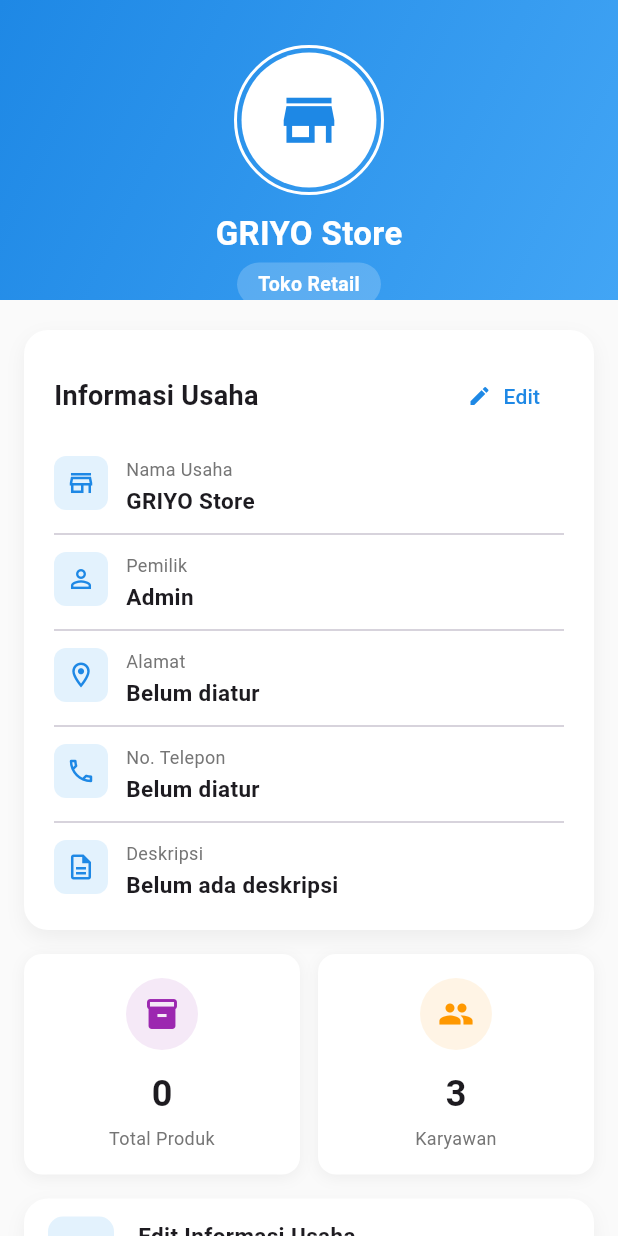
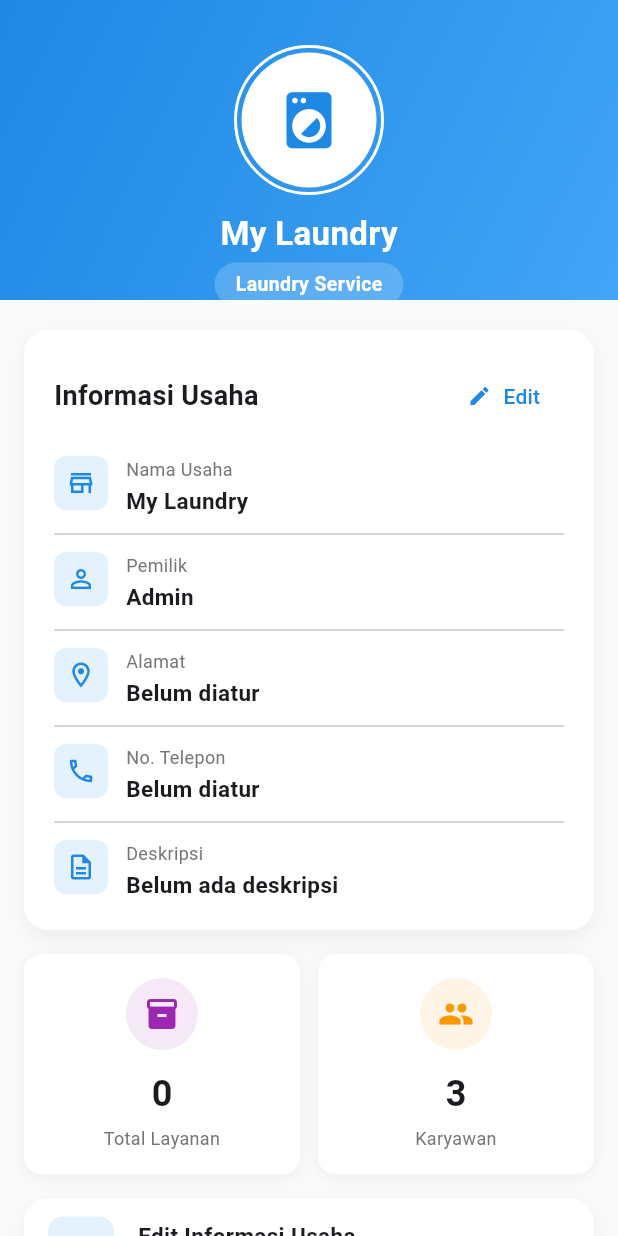
Before and after one commit to fawwazmw/cashier-app, a Flutter app: the ProfilPage screen opened directly, after a tap on "Usahaku", on a phone screen of 412 x 824 dp. Run offline on Flutter 3.47's test engine with Material 3 defaults, Android fonts, the phone set to English and light mode, and no system bars; our stand-ins replace shared_preferences, webview_flutter; accounts and stored records are empty; network calls fail; Roboto replaces fonts that are missing (Arial).

Commit message:
Rebrand UI to Laundry POS
- Changed app title to Laundry POS
- Updated all UI text from 'Produk' to 'Layanan'
- Replaced Store icons with Local Laundry Service icons
- Updated branding colors to green accent
- Updated Android label
- Kept package name and internal structure unchanged

```diff
--- a/lib/edit_produk_page.dart
+++ b/lib/edit_produk_page.dart
@@ -8,7 +8,7 @@ class EditProdukPage extends StatelessWidget {
   Widget build(BuildContext context) {
     return Scaffold(
       appBar: AppBar(
-        title: const Text("Edit Produk", style: TextStyle(color: Colors.black, fontWeight: FontWeight.bold)),
+        title: const Text("Edit Layanan", style: TextStyle(color: Colors.black, fontWeight: FontWeight.bold)),
         backgroundColor: Colors.white,
         elevation: 0,
         leading: IconButton(
@@ -27,7 +27,7 @@ class EditProdukPage extends StatelessWidget {
                 child: Column(
                   crossAxisAlignment: CrossAxisAlignment.start,
                   children: [
-            const Text("Nama Produk", style: TextStyle(fontWeight: FontWeight.bold)),
+            const Text("Nama Layanan", style: TextStyle(fontWeight: FontWeight.bold)),
             const TextField(decoration: InputDecoration(hintText: "Cola Coca")),
 
             const SizedBox(height: 16),
--- a/lib/home_page.dart
+++ b/lib/home_page.dart
@@ -116,7 +116,7 @@ class _HomePageState extends State<HomePage> with SingleTickerProviderStateMixin
                       TextSpan(
                         children: [
                           TextSpan(
-                            text: "GRIYO ",
+                            text: "LAUNDRY ",
                             style: TextStyle(
                               fontSize: 24,
                               fontWeight: FontWeight.bold,
@@ -129,7 +129,7 @@ class _HomePageState extends State<HomePage> with SingleTickerProviderStateMixin
                             style: TextStyle(
                               fontSize: 24,
                               fontWeight: FontWeight.bold,
-                              color: Colors.red,
+                              color: Color(0xFF4CAF50),
                               letterSpacing: 1,
                             ),
                           ),
@@ -275,7 +275,7 @@ class _HomePageState extends State<HomePage> with SingleTickerProviderStateMixin
                       Expanded(
                         child: _buildStatCard(
                           icon: Icons.inventory_2,
-                          title: 'Total Produk',
+                          title: 'Total Layanan',
                           value: '$totalProducts',
                           color: Colors.purple,
                           gradient: [Colors.purple.shade400, Colors.purple.shade600],
@@ -389,7 +389,7 @@ class _HomePageState extends State<HomePage> with SingleTickerProviderStateMixin
                     Expanded(
                       child: _buildActionButton(
                         icon: Icons.inventory,
-                        label: 'Produk',
+                        label: 'Layanan',
                         color: Colors.purple,
                         onTap: () {
                           Navigator.pushNamed(context, '/kelola-produk');
--- a/lib/kasir_page.dart
+++ b/lib/kasir_page.dart
@@ -86,7 +86,7 @@ class _KasirPageState extends State<KasirPage> {
 
   PreferredSizeWidget _buildAppBar() {
     return AppBar(
-      title: const Text('Kasir POS'),
+      title: const Text('Kasir Laundry'),
       elevation: 0,
       backgroundColor: Colors.blue.shade600,
       actions: [
@@ -124,7 +124,7 @@ class _KasirPageState extends State<KasirPage> {
           TextField(
             controller: _searchController,
             decoration: InputDecoration(
-              hintText: 'Cari produk...',
+              hintText: 'Cari layanan...',
               prefixIcon: const Icon(Icons.search),
               border: OutlineInputBorder(
                 borderRadius: BorderRadius.circular(12),
@@ -229,7 +229,7 @@ class _KasirPageState extends State<KasirPage> {
               children: [
                 Icon(Icons.inventory_2_outlined, size: 64, color: Colors.grey.shade300),
                 const SizedBox(height: 16),
-                const Text('Tidak ada produk ditemukan'),
+                const Text('Tidak ada layanan ditemukan'),
               ],
             ),
           );
--- a/lib/kelola_produk_page.dart
+++ b/lib/kelola_produk_page.dart
@@ -96,7 +96,7 @@ class _KelolaProdukPageState extends State<KelolaProdukPage> with SingleTickerPr
 
   PreferredSizeWidget _buildAppBar() {
     return AppBar(
-      title: const Text('Kelola Produk'),
+      title: const Text('Kelola Layanan'),
       elevation: 0,
       backgroundColor: Colors.blue.shade600,
       actions: [
@@ -123,7 +123,7 @@ class _KelolaProdukPageState extends State<KelolaProdukPage> with SingleTickerPr
           TextField(
             controller: _searchController,
             decoration: InputDecoration(
-              hintText: 'Cari produk...',
+              hintText: 'Cari layanan...',
               prefixIcon: const Icon(Icons.search),
               suffixIcon: _searchController.text.isNotEmpty
                   ? IconButton(
@@ -246,12 +246,12 @@ class _KelolaProdukPageState extends State<KelolaProdukPage> with SingleTickerPr
               children: [
                 Icon(Icons.inventory_2_outlined, size: 64, color: Colors.grey.shade300),
                 const SizedBox(height: 16),
-                const Text('Tidak ada produk'),
+                const Text('Tidak ada layanan'),
                 const SizedBox(height: 16),
                 ElevatedButton.icon(
                   onPressed: _navigateToAddProduct,
                   icon: const Icon(Icons.add),
-                  label: const Text('Tambah Produk'),
+                  label: const Text('Tambah Layanan'),
                 ),
               ],
             ),
@@ -618,7 +618,7 @@ class _KelolaProdukPageState extends State<KelolaProdukPage> with SingleTickerPr
       onPressed: _navigateToAddProduct,
       backgroundColor: Colors.blue.shade600,
       icon: const Icon(Icons.add),
-      label: const Text('Tambah Produk'),
+      label: const Text('Tambah Layanan'),
     );
   }
 
@@ -642,8 +642,8 @@ class _KelolaProdukPageState extends State<KelolaProdukPage> with SingleTickerPr
       context: context,
       builder: (context) => AlertDialog(
         shape: RoundedRectangleBorder(borderRadius: BorderRadius.circular(16)),
-        title: const Text('Hapus Produk'),
-        content: Text('Apakah Anda yakin ingin menghapus "${product.nama}"?'),
+        title: const Text('Hapus Layanan'),
+        content: Text('Apakah Anda yakin ingin menghapus layanan "${product.nama}"?'),
         actions: [
           TextButton(
             onPressed: () => Navigator.pop(context),
@@ -680,7 +680,7 @@ class _KelolaProdukPageState extends State<KelolaProdukPage> with SingleTickerPr
               const SizedBox(width: 12),
               Expanded(
                 child: Text(
-                  success ? 'Produk berhasil dihapus' : 'Gagal menghapus produk',
+                  success ? 'Layanan berhasil dihapus' : 'Gagal menghapus layanan',
                 ),
               ),
             ],
--- a/lib/login_page.dart
+++ b/lib/login_page.dart
@@ -143,7 +143,7 @@ class _LoginPageState extends State<LoginPage> with SingleTickerProviderStateMix
                 ],
               ),
               child: const Icon(
-                Icons.store,
+                Icons.local_laundry_service,
                 size: 50,
                 color: Colors.white,
               ),
@@ -154,7 +154,7 @@ class _LoginPageState extends State<LoginPage> with SingleTickerProviderStateMix
             TextSpan(
               children: [
                 TextSpan(
-                  text: "GRIYO ",
+                  text: "LAUNDRY ",
                   style: TextStyle(
                     fontSize: 32,
                     fontWeight: FontWeight.bold,
@@ -167,7 +167,7 @@ class _LoginPageState extends State<LoginPage> with SingleTickerProviderStateMix
                   style: TextStyle(
                     fontSize: 32,
                     fontWeight: FontWeight.bold,
-                    color: Colors.red,
+                    color: Color(0xFF4CAF50),
                     letterSpacing: 1,
                   ),
                 ),
@@ -477,7 +477,7 @@ class _LoginPageState extends State<LoginPage> with SingleTickerProviderStateMix
   Widget _buildFooter() {
     return Center(
       child: Text(
-        '© 2024 GRIYO POS - Sistem Point of Sale',
+        '© 2024 Laundry POS - Sistem Manajemen Laundry',
         style: TextStyle(
           fontSize: 12,
           color: Colors.grey.shade500,
--- a/lib/main.dart
+++ b/lib/main.dart
@@ -43,7 +43,7 @@ class MyApp extends StatelessWidget {
       ],
       child: MaterialApp(
         debugShowCheckedModeBanner: false,
-        title: 'Griyo POS',
+        title: 'Laundry POS',
         theme: ThemeData(
           primarySwatch: Colors.blue,
           fontFamily: 'Arial',
--- a/lib/profil_page.dart
+++ b/lib/profil_page.dart
@@ -481,7 +481,7 @@ class _ProfilPageState extends State<ProfilPage> with SingleTickerProviderStateM
                 TextSpan(
                   children: [
                     TextSpan(
-                      text: "GRIYO ",
+                      text: "LAUNDRY ",
                       style: TextStyle(
                         fontSize: 24,
                         fontWeight: FontWeight.bold,
@@ -493,7 +493,7 @@ class _ProfilPageState extends State<ProfilPage> with SingleTickerProviderStateM
                       style: TextStyle(
                         fontSize: 24,
                         fontWeight: FontWeight.bold,
-                        color: Colors.red,
+                        color: Color(0xFF4CAF50),
                       ),
                     ),
                   ],
@@ -511,7 +511,7 @@ class _ProfilPageState extends State<ProfilPage> with SingleTickerProviderStateM
               ),
               const SizedBox(height: 16),
               Text(
-                '© 2024 GRIYO POS Team',
+                '© 2024 Laundry POS Team',
                 style: TextStyle(
                   fontSize: 12,
                   color: Colors.grey.shade600,
--- a/lib/splash_screen.dart
+++ b/lib/splash_screen.dart
@@ -119,7 +119,7 @@ class _SplashScreenState extends State<SplashScreen> with SingleTickerProviderSt
                           ],
                         ),
                         child: const Icon(
-                          Icons.store,
+                          Icons.local_laundry_service,
                           size: 80,
                           color: Colors.blue,
                         ),
@@ -131,7 +131,7 @@ class _SplashScreenState extends State<SplashScreen> with SingleTickerProviderSt
                         TextSpan(
                           children: [
                             TextSpan(
-                              text: "GRIYO ",
+                              text: "LAUNDRY ",
                               style: TextStyle(
                                 fontSize: 42,
                                 fontWeight: FontWeight.bold,
@@ -144,7 +144,7 @@ class _SplashScreenState extends State<SplashScreen> with SingleTickerProviderSt
                               style: TextStyle(
                                 fontSize: 42,
                                 fontWeight: FontWeight.bold,
-                                color: Colors.red,
+                                color: Color(0xFF4CAF50),
                                 letterSpacing: 2,
                               ),
                             ),
@@ -155,7 +155,7 @@ class _SplashScreenState extends State<SplashScreen> with SingleTickerProviderSt
 
                       // Tagline
                       const Text(
-                        'Sistem Point of Sale Modern',
+                        'Sistem Manajemen Laundry Modern',
                         style: TextStyle(
                           fontSize: 16,
                           color: Colors.grey,
--- a/lib/tambah_produk_page.dart
+++ b/lib/tambah_produk_page.dart
@@ -8,7 +8,7 @@ class TambahProdukPage extends StatelessWidget {
   Widget build(BuildContext context) {
     return Scaffold(
       appBar: AppBar(
-        title: const Text("Tambah Produk", style: TextStyle(color: Colors.black, fontWeight: FontWeight.bold)),
+        title: const Text("Tambah Layanan", style: TextStyle(color: Colors.black, fontWeight: FontWeight.bold)),
         backgroundColor: Colors.white,
         elevation: 0,
         leading: IconButton(
@@ -27,8 +27,8 @@ class TambahProdukPage extends StatelessWidget {
                 child: Column(
                   crossAxisAlignment: CrossAxisAlignment.start,
                   children: [
-            const Text("Nama Produk", style: TextStyle(fontWeight: FontWeight.bold)),
-            const TextField(decoration: InputDecoration(hintText: "Nama Produk Anda")),
+            const Text("Nama Layanan", style: TextStyle(fontWeight: FontWeight.bold)),
+            const TextField(decoration: InputDecoration(hintText: "Nama Layanan Anda")),
 
             const SizedBox(height: 16),
             Container(
--- a/lib/usahaku_page.dart
+++ b/lib/usahaku_page.dart
@@ -90,7 +90,7 @@ class _UsahakuPageState extends State<UsahakuPage> with SingleTickerProviderStat
     return Consumer<BusinessProvider>(
       builder: (context, businessProvider, child) {
         final business = businessProvider.business;
-        final businessName = business?.namaUsaha ?? 'GRIYO Store';
+        final businessName = business?.namaUsaha ?? 'My Laundry';
 
         return SliverAppBar(
       expandedHeight: 200,
@@ -124,7 +124,7 @@ class _UsahakuPageState extends State<UsahakuPage> with SingleTickerProviderStat
                     radius: 45,
                     backgroundColor: Colors.white,
                     child: Icon(
-                      Icons.store,
+                      Icons.local_laundry_service,
                       size: 45,
                       color: Colors.blue.shade600,
                     ),
@@ -151,7 +151,7 @@ class _UsahakuPageState extends State<UsahakuPage> with SingleTickerProviderStat
                     borderRadius: BorderRadius.circular(20),
                   ),
                   child: const Text(
-                    'Toko Retail',
+                    'Laundry Service',
                     style: TextStyle(
                       fontSize: 13,
                       color: Colors.white,
@@ -186,7 +186,7 @@ class _UsahakuPageState extends State<UsahakuPage> with SingleTickerProviderStat
           );
         }
 
-        final businessName = business?.namaUsaha ?? 'GRIYO Store';
+        final businessName = business?.namaUsaha ?? 'My Laundry';
         final ownerName = business?.pemilik ?? 'Admin';
         final address = business?.alamat ?? 'Belum diatur';
         final phone = business?.telepon ?? 'Belum diatur';
@@ -309,7 +309,7 @@ class _UsahakuPageState extends State<UsahakuPage> with SingleTickerProviderStat
           Expanded(
             child: _buildStatCard(
               icon: Icons.inventory_2,
-              title: 'Total Produk',
+              title: 'Total Layanan',
               value: '$totalProducts',
               color: Colors.purple,
             ),
@@ -507,7 +507,7 @@ class _UsahakuPageState extends State<UsahakuPage> with SingleTickerProviderStat
 
   void _showQRCodeDialog() {
     final businessProvider = context.read<BusinessProvider>();
-    final businessName = businessProvider.business?.namaUsaha ?? 'GRIYO Store';
+    final businessName = businessProvider.business?.namaUsaha ?? 'My Laundry';
 
     showDialog(
       context: context,
```
Also changed, not shown: 1 other file.
